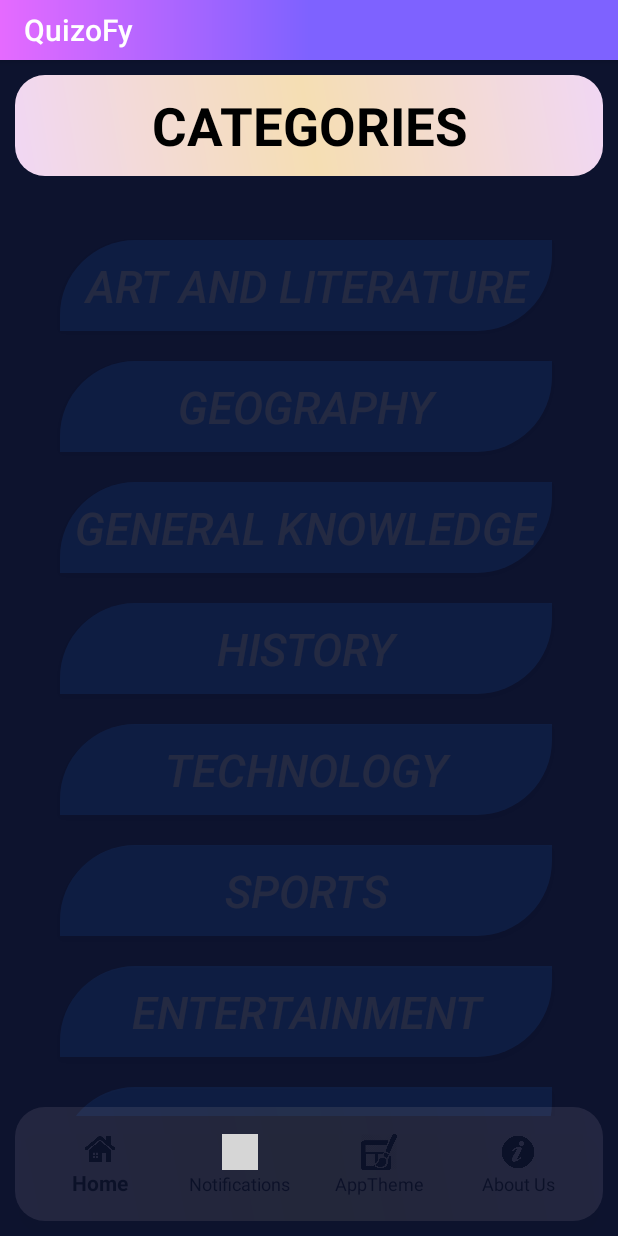
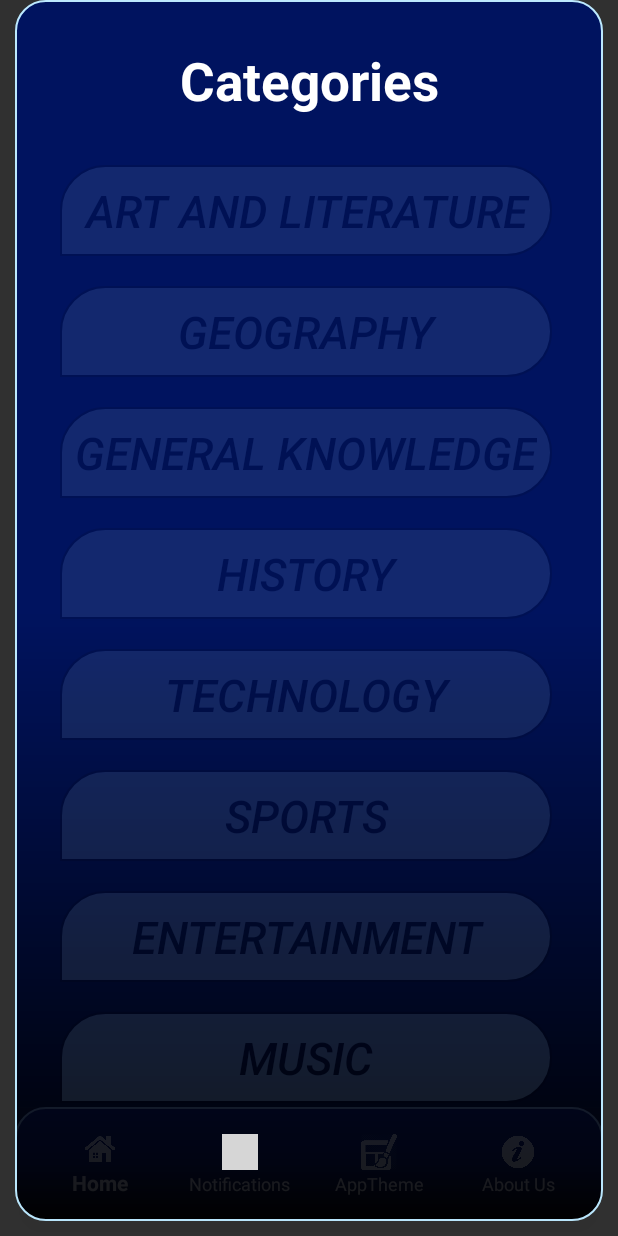
Before and after one commit to TanishqSehgal7/QuizoFy, an Android app: the MainActivity screen opened directly, with no data from a screen before it, on a phone screen of 412 x 824 dp. Run offline under Robolectric (Android 15) with nearby library versions, the phone set to English and light mode, and no system bars; 1 statement that could not run was skipped; grey boxes are pictures that could not be loaded.

Commit message:
Quizofy: Some UI Modifications

```diff
--- a/app/src/main/java/com/example/quizofy/MainActivity.kt
+++ b/app/src/main/java/com/example/quizofy/MainActivity.kt
@@ -107,10 +107,10 @@ class MainActivity : AppCompatActivity(){
         super.onCreate(savedInstanceState)
         setContentView(R.layout.activity_main)
 
-        val ab:ActionBar?=supportActionBar
-        if (ab != null) {
-            ab.setBackgroundDrawable(getDrawable(R.drawable.actionbargrag))
-        }
+//        val ab:ActionBar?=supportActionBar
+//        if (ab != null) {
+//            ab.setBackgroundDrawable(getDrawable(R.drawable.actionbargrag))
+//        }
 
         runAnimationOnCategoryTv()
         Log.d("QuizCategory1","Main activity oncreate called")
--- a/app/src/main/java/com/example/quizofy/QuizCategory1.kt
+++ b/app/src/main/java/com/example/quizofy/QuizCategory1.kt
@@ -108,6 +108,7 @@ class QuizCategory1 : AppCompatActivity() {
                 if ((1 + (milisUntilFinished / 1000))<=3){
                     textView3.setTextColor(Color.RED)
                 }
+
                 if (radioButton11.isChecked || radioButton12.isChecked || radioButton13.isChecked || radioButton14.isChecked){
                     radioButton11.isEnabled=false
                     radioButton12.isEnabled=false
--- a/app/src/main/java/com/example/quizofy/ResultActivity.kt
+++ b/app/src/main/java/com/example/quizofy/ResultActivity.kt
@@ -16,7 +16,7 @@ class ResultActivity : AppCompatActivity() {
         if (ab!=null){
             ab.setBackgroundDrawable(getDrawable(R.drawable.actionbargrag))
         }
-        Toast.makeText(this,"Tap Exit button to start browzing categories",Toast.LENGTH_SHORT).show()
+        Toast.makeText(this,"Tap Exit button to start browsing categories",Toast.LENGTH_SHORT).show()
 
         val bundle: Bundle? = intent.extras
         val corr: String? = bundle?.getString("correct")
@@ -25,7 +25,7 @@ class ResultActivity : AppCompatActivity() {
 
         correctAns.setText("Correct: "+ corr)
         wrongAns.setText("Wrong: " + wrng)
-        ScoreTotal.setText("Total Score:" + scor)
+        ScoreTotal.setText("Total Score: " + scor)
 
         closeBtn.setOnClickListener {
             exitTointroScreen()
--- a/app/src/main/res/drawable/bottomavcustom.xml
+++ b/app/src/main/res/drawable/bottomavcustom.xml
@@ -9,8 +9,14 @@
         android:topLeftRadius="20dp"/>
 
     <gradient
-        android:startColor="#f1d7f4"
-        android:centerColor="#f5deb3"
-        android:endColor="#f1d7f4"
-        android:angle="45"/>
+        android:startColor="#000000"
+        android:centerColor="#00135f"
+        android:endColor="#00135f"
+        android:angle="90"/>
+
+    <stroke
+        android:width="1dp"
+        android:color="#bce9ff"
+        />
+
 </shape>
--- a/app/src/main/res/drawable/buttonroundforcategories.xml
+++ b/app/src/main/res/drawable/buttonroundforcategories.xml
@@ -3,7 +3,7 @@
     android:shape="rectangle">
 
     <corners android:topLeftRadius="50dp"
-        android:topRightRadius="0dp"
+        android:topRightRadius="50dp"
         android:bottomLeftRadius="0dp"
         android:bottomRightRadius="50dp" />
 
@@ -14,15 +14,23 @@
 <!--    android:angle="45" />-->
 
 
+<!--    <gradient-->
+<!--        android:angle="45"-->
+<!--        android:endColor="#9370DB"-->
+<!--        android:type="linear"-->
+<!--        />-->
+
     <gradient
         android:angle="45"
-        android:centerX="53%"
-        android:centerColor="#2684FF"
-        android:startColor="#2684FF"
-        android:endColor="#2684FF"
+        android:endColor="#bce9ff"
+        android:startColor="#bce9ff"
+        android:centerColor="#bce9ff"
         android:type="linear"
         />
 
+    <stroke
+        android:width="1dp"
 
+        />
 
 </shape>
--- a/app/src/main/res/layout/activity_main.xml
+++ b/app/src/main/res/layout/activity_main.xml
@@ -1,32 +1,35 @@
 <?xml version="1.0" encoding="utf-8"?>
+
 <RelativeLayout xmlns:android="http://schemas.android.com/apk/res/android"
     xmlns:app="http://schemas.android.com/apk/res-auto"
     xmlns:tools="http://schemas.android.com/tools"
     android:layout_width="match_parent"
     android:layout_height="match_parent"
     tools:context=".MainActivity"
-    android:background="#0d132e"
     android:id="@+id/containFragment">
-   <TextView
-       android:id="@+id/categorytv"
-       android:layout_width="match_parent"
-       android:layout_height="wrap_content"
-       android:text="CATEGORIES"
-       android:textStyle="bold"
-       android:padding="10dp"
-       android:background="@drawable/bottomavcustom"
-       android:textColor="@android:color/black"
-       android:textSize="35dp"
-       android:layout_margin="10dp"
-       android:textAlignment="center"/>
+
+      <TextView
+          android:id="@+id/categorytv"
+          android:layout_width="match_parent"
+          android:layout_height="match_parent"
+          android:layout_marginStart="10dp"
+          android:layout_marginEnd="10dp"
+          android:layout_marginBottom="10dp"
+          android:background="@drawable/bottomavcustom"
+          android:padding="30dp"
+          android:text="Categories"
+          android:textAlignment="center"
+          android:textColor="@android:color/white"
+          android:textSize="35dp"
+          android:textStyle="bold" />
 
    <ScrollView
        android:id="@+id/scrollView1"
        android:layout_width="wrap_content"
        android:layout_height="wrap_content"
        android:padding="10dp"
-       android:layout_marginTop="80dp"
-       android:layout_marginBottom="80dp"
+       android:layout_marginTop="70dp"
+       android:layout_marginBottom="70dp"
        android:clipToPadding="false">
 
       <LinearLayout
@@ -42,7 +45,7 @@
              android:text="Art and Literature"
              android:textSize="30dp"
              android:textStyle="italic"
-             android:textColor="@android:color/white"
+             android:textColor="@android:color/black"
              android:foreground="?android:attr/selectableItemBackground"
              android:background="@drawable/buttonroundforcategories"
              android:layout_margin="10dp"
@@ -56,7 +59,7 @@
              android:text="Geography"
              android:textSize="30dp"
              android:textStyle="italic"
-             android:textColor="@android:color/white"
+             android:textColor="@android:color/black"
              android:background="@drawable/buttonroundforcategories"
              android:foreground="?android:attr/selectableItemBackground"
              android:layout_margin="10dp"
@@ -70,7 +73,7 @@
              android:text="General Knowledge"
              android:textSize="30dp"
              android:textStyle="italic"
-             android:textColor="@android:color/white"
+             android:textColor="@android:color/black"
              android:background="@drawable/buttonroundforcategories"
              android:foreground="?android:attr/selectableItemBackground"
              android:layout_margin="10dp"
@@ -84,7 +87,7 @@
              android:text="History"
              android:textSize="30dp"
              android:textStyle="italic"
-             android:textColor="@android:color/white"
+             android:textColor="@android:color/black"
              android:background="@drawable/buttonroundforcategories"
              android:foreground="?android:attr/selectableItemBackground"
              android:layout_margin="10dp"
@@ -98,7 +101,7 @@
              android:text="Technology"
              android:textSize="30dp"
              android:textStyle="italic"
-             android:textColor="@android:color/white"
+             android:textColor="@android:color/black"
              android:background="@drawable/buttonroundforcategories"
              android:foreground="?android:attr/selectableItemBackground"
              android:layout_margin="10dp"
@@ -112,7 +115,7 @@
              android:text="Sports"
              android:textSize="30dp"
              android:textStyle="italic"
-             android:textColor="@android:color/white"
+             android:textColor="@android:color/black"
              android:background="@drawable/buttonroundforcategories"
              android:foreground="?android:attr/selectableItemBackground"
              android:layout_margin="10dp"
@@ -126,7 +129,7 @@
              android:text="Entertainment"
              android:textSize="30dp"
              android:textStyle="italic"
-             android:textColor="@android:color/white"
+             android:textColor="@android:color/black"
              android:background="@drawable/buttonroundforcategories"
              android:foreground="?android:attr/selectableItemBackground"
              android:layout_margin="10dp"
@@ -140,7 +143,7 @@
              android:text="Music"
              android:textSize="30dp"
              android:textStyle="italic"
-             android:textColor="@android:color/white"
+             android:textColor="@android:color/black"
              android:background="@drawable/buttonroundforcategories"
              android:foreground="?android:attr/selectableItemBackground"
              android:layout_margin="10dp"
@@ -154,7 +157,7 @@
              android:text="Sneaker Culture"
              android:textSize="30dp"
              android:textStyle="italic"
-             android:textColor="@android:color/white"
+             android:textColor="@android:color/black"
              android:background="@drawable/buttonroundforcategories"
              android:foreground="?android:attr/selectableItemBackground"
              android:layout_margin="10dp"
@@ -168,7 +171,7 @@
              android:text="Politics"
              android:textSize="30dp"
              android:textStyle="italic"
-             android:textColor="@android:color/white"
+             android:textColor="@android:color/black"
              android:background="@drawable/buttonroundforcategories"
              android:foreground="?android:attr/selectableItemBackground"
              android:layout_margin="10dp"
@@ -187,8 +190,8 @@
           android:layout_alignParentBottom="true"
           android:background="@drawable/bottomavcustom"
           android:foreground="?android:attr/selectableItemBackground"
-          app:itemIconTint="@android:color/black"
-          app:itemTextColor="@android:color/black"
+          app:itemIconTint="@android:color/white"
+          app:itemTextColor="@android:color/white"
           app:menu="@menu/navigation_menufile"
           android:padding="10dp"
           android:layout_marginLeft="40dp"
@@ -197,6 +200,8 @@
           app:labelVisibilityMode="labeled"
           android:focusableInTouchMode="true" />
 
+
+
    <FrameLayout
        android:id="@+id/frameLayout"
        android:layout_width="match_parent"
--- a/app/src/main/res/layout/activity_main2_intro_screen.xml
+++ b/app/src/main/res/layout/activity_main2_intro_screen.xml
@@ -45,6 +45,7 @@
         app:layout_constraintEnd_toEndOf="parent"
         app:layout_constraintStart_toStartOf="parent"
         app:layout_constraintTop_toTopOf="parent"
-        app:layout_constraintVertical_bias="0.733"/>
+        app:layout_constraintVertical_bias="0.733"
+        tools:ignore="OnClick" />
 
 </androidx.constraintlayout.widget.ConstraintLayout>
--- a/app/src/main/res/layout/activity_quiz_category10.xml
+++ b/app/src/main/res/layout/activity_quiz_category10.xml
@@ -53,6 +53,7 @@
         android:textColor="@android:color/white"
         android:textSize="25dp"
         android:textStyle="bold"
+        android:background="@drawable/stroke"
         app:layout_constraintBottom_toBottomOf="parent"
         app:layout_constraintStart_toStartOf="parent"
         app:layout_constraintTop_toTopOf="parent"
@@ -149,7 +150,7 @@
         android:layout_width="wrap_content"
         android:layout_height="wrap_content"
         android:background="@drawable/categorycontrolbtns"
-        android:padding="10dp"
+        android:padding="15dp"
         android:text="NEXT->"
         android:textColor="@android:color/holo_orange_light"
         android:textSize="30dp"
@@ -166,7 +167,7 @@
         android:layout_width="wrap_content"
         android:layout_height="wrap_content"
         android:background="@drawable/categorycontrolbtns"
-        android:padding="10dp"
+        android:padding="15dp"
         android:text="START!"
         android:textColor="@android:color/holo_orange_light"
         android:textSize="30dp"
--- a/app/src/main/res/layout/activity_quiz_category2.xml
+++ b/app/src/main/res/layout/activity_quiz_category2.xml
@@ -53,6 +53,7 @@
         android:padding="20dp"
         android:textColor="@android:color/white"
         android:textSize="25dp"
+        android:background="@drawable/stroke"
         android:textStyle="bold"
         app:layout_constraintBottom_toBottomOf="parent"
         app:layout_constraintStart_toStartOf="parent"
@@ -149,7 +150,7 @@
         android:layout_width="wrap_content"
         android:layout_height="wrap_content"
         android:background="@drawable/categorycontrolbtns"
-        android:padding="10dp"
+        android:padding="15dp"
         android:text="NEXT->"
         android:textColor="@android:color/holo_orange_light"
         android:textSize="30dp"
@@ -167,7 +168,7 @@
         android:layout_width="wrap_content"
         android:layout_height="wrap_content"
         android:background="@drawable/categorycontrolbtns"
-        android:padding="10dp"
+        android:padding="15dp"
         android:text="START!"
         android:textColor="@android:color/holo_orange_light"
         android:textSize="30dp"
--- a/app/src/main/res/layout/activity_quiz_category3.xml
+++ b/app/src/main/res/layout/activity_quiz_category3.xml
@@ -53,6 +53,7 @@
         android:textColor="@android:color/white"
         android:textSize="25dp"
         android:textStyle="bold"
+        android:background="@drawable/stroke"
         app:layout_constraintBottom_toBottomOf="parent"
         app:layout_constraintStart_toStartOf="parent"
         app:layout_constraintTop_toTopOf="parent"
@@ -146,7 +147,7 @@
         android:layout_width="wrap_content"
         android:layout_height="wrap_content"
         android:background="@drawable/categorycontrolbtns"
-        android:padding="10dp"
+        android:padding="15dp"
         android:text="NEXT->"
         android:foreground="?android:attr/selectableItemBackground"
         android:textColor="@android:color/holo_orange_light"
@@ -163,7 +164,7 @@
         android:layout_width="wrap_content"
         android:layout_height="wrap_content"
         android:background="@drawable/categorycontrolbtns"
-        android:padding="10dp"
+        android:padding="15dp"
         android:text="START!"
         android:foreground="?android:attr/selectableItemBackground"
         android:textColor="@android:color/holo_orange_light"
--- a/app/src/main/res/layout/activity_quiz_category4.xml
+++ b/app/src/main/res/layout/activity_quiz_category4.xml
@@ -53,6 +53,7 @@
         android:textColor="@android:color/white"
         android:textSize="25dp"
         android:textStyle="bold"
+        android:background="@drawable/stroke"
         app:layout_constraintBottom_toBottomOf="parent"
         app:layout_constraintStart_toStartOf="parent"
         app:layout_constraintTop_toTopOf="parent"
@@ -146,7 +147,7 @@
         android:layout_width="wrap_content"
         android:layout_height="wrap_content"
         android:background="@drawable/categorycontrolbtns"
-        android:padding="10dp"
+        android:padding="15dp"
         android:text="NEXT->"
         android:foreground="?android:attr/selectableItemBackground"
         android:textColor="@android:color/holo_orange_light"
@@ -163,7 +164,7 @@
         android:layout_width="wrap_content"
         android:layout_height="wrap_content"
         android:background="@drawable/categorycontrolbtns"
-        android:padding="10dp"
+        android:padding="15dp"
         android:text="START!"
         android:foreground="?android:attr/selectableItemBackground"
         android:textColor="@android:color/holo_orange_light"
--- a/app/src/main/res/layout/activity_quiz_category5.xml
+++ b/app/src/main/res/layout/activity_quiz_category5.xml
@@ -51,6 +51,7 @@
         android:textColor="@android:color/white"
         android:textSize="25dp"
         android:textStyle="bold"
+        android:background="@drawable/stroke"
         app:layout_constraintBottom_toBottomOf="parent"
         app:layout_constraintStart_toStartOf="parent"
         app:layout_constraintTop_toTopOf="parent"
--- a/app/src/main/res/layout/activity_quiz_category6.xml
+++ b/app/src/main/res/layout/activity_quiz_category6.xml
@@ -50,6 +50,7 @@
         android:textColor="@android:color/white"
         android:textSize="25dp"
         android:textStyle="bold"
+        android:background="@drawable/stroke"
         app:layout_constraintBottom_toBottomOf="parent"
         app:layout_constraintStart_toStartOf="parent"
         app:layout_constraintTop_toTopOf="parent"
--- a/app/src/main/res/layout/activity_quiz_category7.xml
+++ b/app/src/main/res/layout/activity_quiz_category7.xml
@@ -52,6 +52,7 @@
         android:textColor="@android:color/white"
         android:textSize="25dp"
         android:textStyle="bold"
+        android:background="@drawable/stroke"
         app:layout_constraintBottom_toBottomOf="parent"
         app:layout_constraintStart_toStartOf="parent"
         app:layout_constraintTop_toTopOf="parent"
--- a/app/src/main/res/layout/activity_quiz_category8.xml
+++ b/app/src/main/res/layout/activity_quiz_category8.xml
@@ -51,6 +51,7 @@
         android:textColor="@android:color/white"
         android:textSize="25dp"
         android:textStyle="bold"
+        android:background="@drawable/stroke"
         app:layout_constraintBottom_toBottomOf="parent"
         app:layout_constraintStart_toStartOf="parent"
         app:layout_constraintTop_toTopOf="parent"
--- a/app/src/main/res/layout/activity_quiz_category9.xml
+++ b/app/src/main/res/layout/activity_quiz_category9.xml
@@ -52,6 +52,7 @@
         android:textColor="@android:color/white"
         android:textSize="25dp"
         android:textStyle="bold"
+        android:background="@drawable/stroke"
         app:layout_constraintBottom_toBottomOf="parent"
         app:layout_constraintStart_toStartOf="parent"
         app:layout_constraintTop_toTopOf="parent"
--- a/app/src/main/res/values-night-mdpi/DarkModeCol.xml
+++ b/app/src/main/res/values-night-mdpi/DarkModeCol.xml
@@ -3,7 +3,7 @@
     <!-- Customize your theme here. -->
 
 <resources>
-    <color name="colorPrimary">@android:color/white</color>
+    <color name="colorPrimary">@android:color/black</color>
     <color name="colorPrimaryDark">@android:color/holo_purple</color>
     <color name="colorAccent">@color/color2</color>
 </resources>
--- a/app/src/main/res/values/styles.xml
+++ b/app/src/main/res/values/styles.xml
@@ -1,7 +1,7 @@
 <resources>
 
     <!-- Base application theme. -->
-    <style name="AppTheme" parent="Theme.AppCompat.DayNight.DarkActionBar">
+    <style name="AppTheme" parent="Theme.AppCompat.NoActionBar">
         <!-- Customize your theme here. -->
         <item name="colorPrimary">@color/color1</item>
         <item name="colorPrimaryDark">@android:color/black</item>
```
Also changed, not shown: app/src/main/res/drawable/stroke.xml (added, +13 -0 lines), app/src/main/res/layout/activity_quiz_category1.xml (+25 -18 lines).
